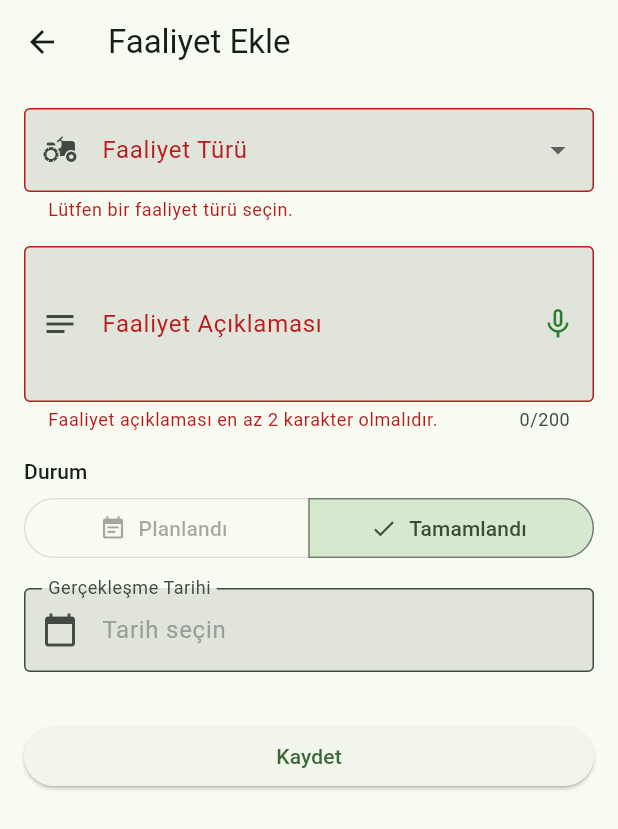
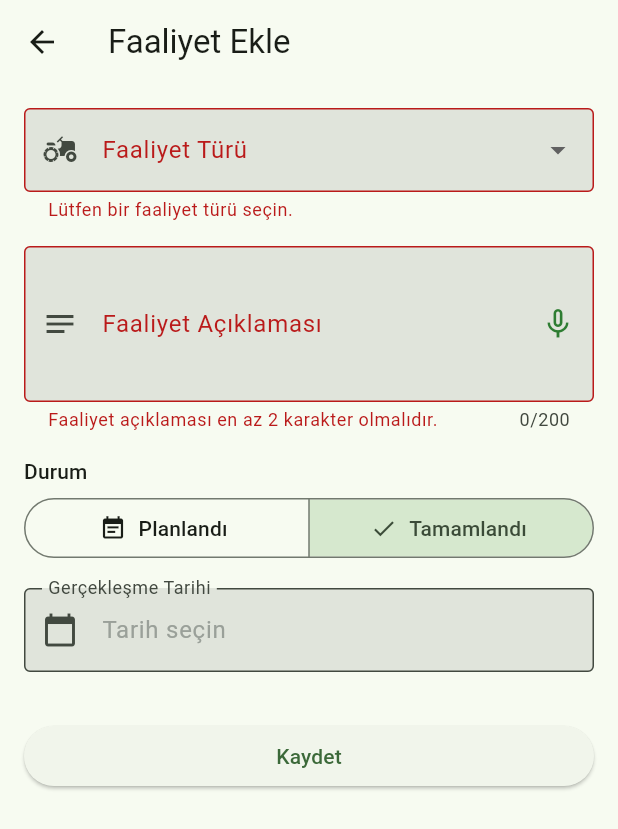
Before and after one commit to veliunusdu/Tarla-Asistan-, a Flutter app: the FaaliyetEklemeEkrani screen opened directly with empty values, after a tap on "Kaydet", on a phone screen of 412 x 824 dp. Shown: the top 829 px of the screen. Run offline on Flutter 3.47's test engine with Material 3 defaults, Android fonts, the phone set to English and light mode, and no system bars; our stand-ins replace cloud_firestore, connectivity_plus, firebase_auth, firebase_core, firebase_messaging, flutter_map and 7 more; accounts and stored records are empty.

Commit message:
feat(mobile): enable planned task creation

```diff
--- a/mobile/lib/screens/faaliyet_ekleme_ekrani.dart
+++ b/mobile/lib/screens/faaliyet_ekleme_ekrani.dart
@@ -147,32 +147,35 @@ class _FaaliyetEklemeEkraniState extends State<FaaliyetEklemeEkrani> {
 
   Future<void> _kaydet() async {
     if (_kaydediliyor) return;
-    if (!_isCompleted) {
-      ScaffoldMessenger.of(context).showSnackBar(
-        const SnackBar(
-          content: Text('Planlı görev özelliği henüz kullanılamıyor.'),
-        ),
-      );
-      return;
-    }
     if (!_formKey.currentState!.validate()) return;
 
     if (_secilenTarih == null) {
       ScaffoldMessenger.of(context).showSnackBar(
-        const SnackBar(
-          content: Text('Lütfen gerçekleşme tarihini seçin.'),
+        SnackBar(
+          content: Text(
+            _isCompleted
+                ? 'Lütfen gerçekleşme tarihini seçin.'
+                : 'Lütfen planlanan tarihi seçin.',
+          ),
         ),
       );
       return;
     }
 
-    // Tarih aralığı kontrolü (yalnızca geçmiş veya bugün)
     final now = DateTime.now();
     final today = DateTime(now.year, now.month, now.day);
-    if (_secilenTarih!.isAfter(today)) {
+    if (_isCompleted && _secilenTarih!.isAfter(today)) {
       ScaffoldMessenger.of(context).showSnackBar(
         const SnackBar(
           content: Text('Gerçekleşme tarihi gelecek bir tarih olamaz.'),
+        ),
+      );
+      return;
+    }
+    if (!_isCompleted && _secilenTarih!.isBefore(today)) {
+      ScaffoldMessenger.of(context).showSnackBar(
+        const SnackBar(
+          content: Text('Planlanan tarih geçmiş bir tarih olamaz.'),
         ),
       );
       return;
@@ -185,20 +188,32 @@ class _FaaliyetEklemeEkraniState extends State<FaaliyetEklemeEkrani> {
       tarlaId: widget.tarlaId,
       type: _secilenTur!,
       note: _noteController.text.trim(),
-      timestamp: _secilenTarih!,
-      dueDate: null,
-      isCompleted: true,
+      timestamp: _isCompleted ? _secilenTarih! : DateTime.now(),
+      dueDate: _isCompleted ? null : _secilenTarih!,
+      isCompleted: _isCompleted,
     );
 
     try {
-      await widget._repo.addFaaliyet(faaliyet);
+      if (_isCompleted) {
+        await widget._repo.addFaaliyet(faaliyet);
+      } else {
+        final repository = widget._repo;
+        if (repository is! PlanliGorevRepository) {
+          throw StateError('Planlı görev kaydı desteklenmiyor.');
+        }
+        await (repository as PlanliGorevRepository).addPlanliGorev(faaliyet);
+      }
       if (mounted) Navigator.pop(context, true);
     } catch (_) {
       if (mounted) {
         setState(() => _kaydediliyor = false);
         ScaffoldMessenger.of(context).showSnackBar(
-          const SnackBar(
-            content: Text('Faaliyet kaydedilemedi. Lütfen tekrar deneyin.'),
+          SnackBar(
+            content: Text(
+              _isCompleted
+                  ? 'Faaliyet kaydedilemedi. Lütfen tekrar deneyin.'
+                  : 'Planlı görev kaydedilemedi. Lütfen tekrar deneyin.',
+            ),
           ),
         );
       }
@@ -274,10 +289,8 @@ class _FaaliyetEklemeEkraniState extends State<FaaliyetEklemeEkrani> {
                 segments: const [
                   ButtonSegment(
                     value: false,
-                    enabled: false,
                     label: Text('Planlandı'),
                     icon: Icon(Icons.event_note),
-                    tooltip: 'Planlı görev özelliği henüz kullanılamıyor',
                   ),
                   ButtonSegment(
                     value: true,
```
Also changed, not shown: 1 other file.
